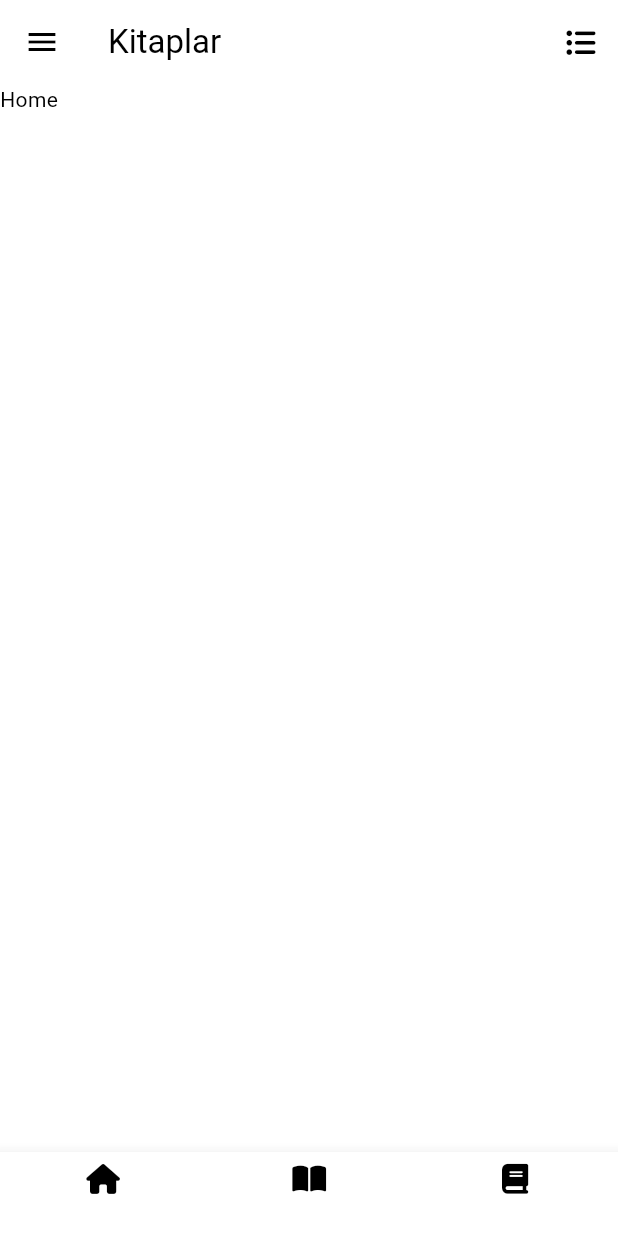
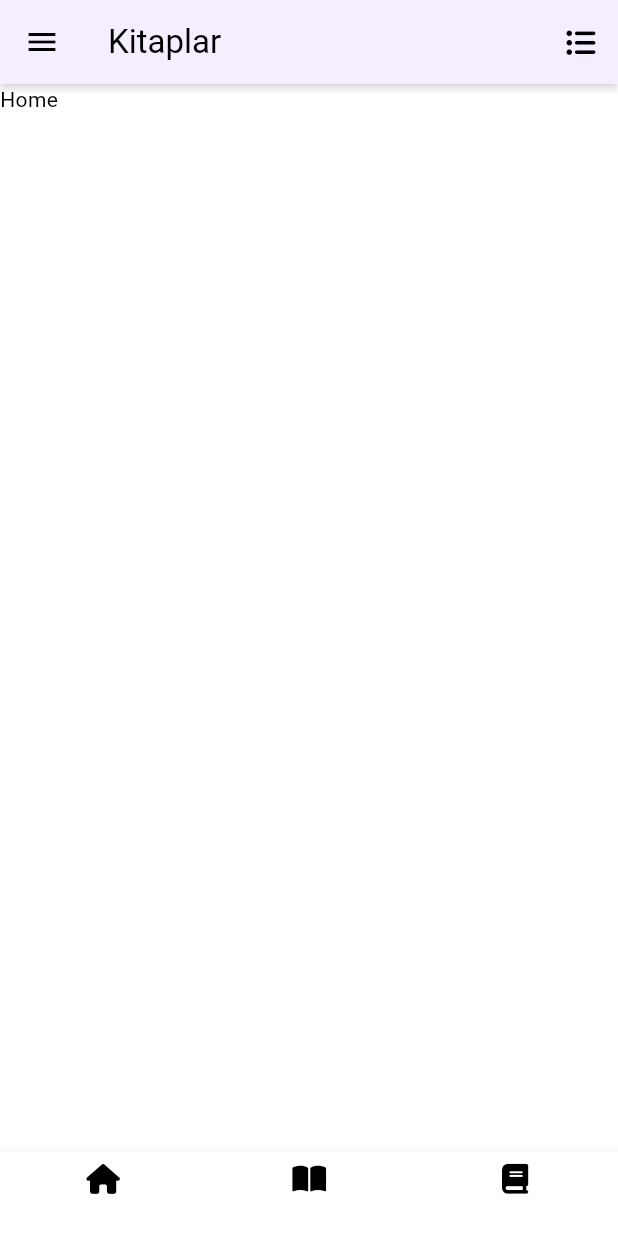
Before and after one commit to Vepa03/kitaplar, a Flutter app: the screen it shows after launch, on a phone screen of 412 x 824 dp. Shown: the top 1233 px of the screen. Run offline on Flutter 3.47's test engine with Material 3 defaults, Android fonts, the phone set to English and light mode, and no system bars; our stand-ins replace font_awesome_flutter, lottie.

Commit message:
renkler goshuldy

```diff
--- a/lib/home_page.dart
+++ b/lib/home_page.dart
@@ -53,6 +53,7 @@ class _HomePageState extends State<HomePage> {
     return Scaffold(
       appBar: AppBar(
         title: Text("Kitaplar",style: Theme.of(context).textTheme.titleLarge),
+        backgroundColor: Theme.of(context).appBarTheme.backgroundColor,
         actions: [
           Padding(
             padding: const EdgeInsets.only(right: 15.0),
@@ -115,6 +116,7 @@ class _HomePageState extends State<HomePage> {
       ),
       body: Center(child: _widgetOption.elementAt(saylanIndex),),
       bottomNavigationBar: BottomNavigationBar(
+        backgroundColor: Theme.of(context).bottomAppBarTheme.color,
         items:  <BottomNavigationBarItem>[
           BottomNavigationBarItem(icon: FaIcon(FontAwesomeIcons.house, color: Theme.of(context).iconTheme.color, size: 20,), label: ""),
           BottomNavigationBarItem(icon: FaIcon(FontAwesomeIcons.bookOpen, color: Theme.of(context).iconTheme.color,size: 20), label: ""),
--- a/lib/theme.dart
+++ b/lib/theme.dart
@@ -4,6 +4,19 @@ ThemeData lightMode = ThemeData(
   colorScheme: ColorScheme.light(
     brightness: Brightness.light,
 
+  ),
+
+  appBarTheme: AppBarTheme(
+    elevation: 2,
+    shadowColor: Colors.black.withOpacity(0.6),
+    backgroundColor: Colors.white,
+    foregroundColor: Colors.black
+  ),
+
+  bottomAppBarTheme: BottomAppBarTheme(
+    elevation: 2,
+    shadowColor: Colors.black.withOpacity(0.6),
+    color: Colors.white
   ),
 
 
@@ -22,6 +35,18 @@ ThemeData darkMode = ThemeData(
     brightness: Brightness.dark,
   ),
 
+  appBarTheme: AppBarTheme(
+    elevation: 2,
+    shadowColor: Colors.white.withOpacity(0.5),
+    backgroundColor: Colors.black,
+    foregroundColor: Colors.white
+  ),
+
+  bottomAppBarTheme: BottomAppBarTheme(
+    elevation: 2,
+    shadowColor: Colors.white.withOpacity(0.6),
+    color: Colors.black
+  ),
 
   textTheme: TextTheme(
     titleMedium: TextStyle(color: Colors.white),
```
